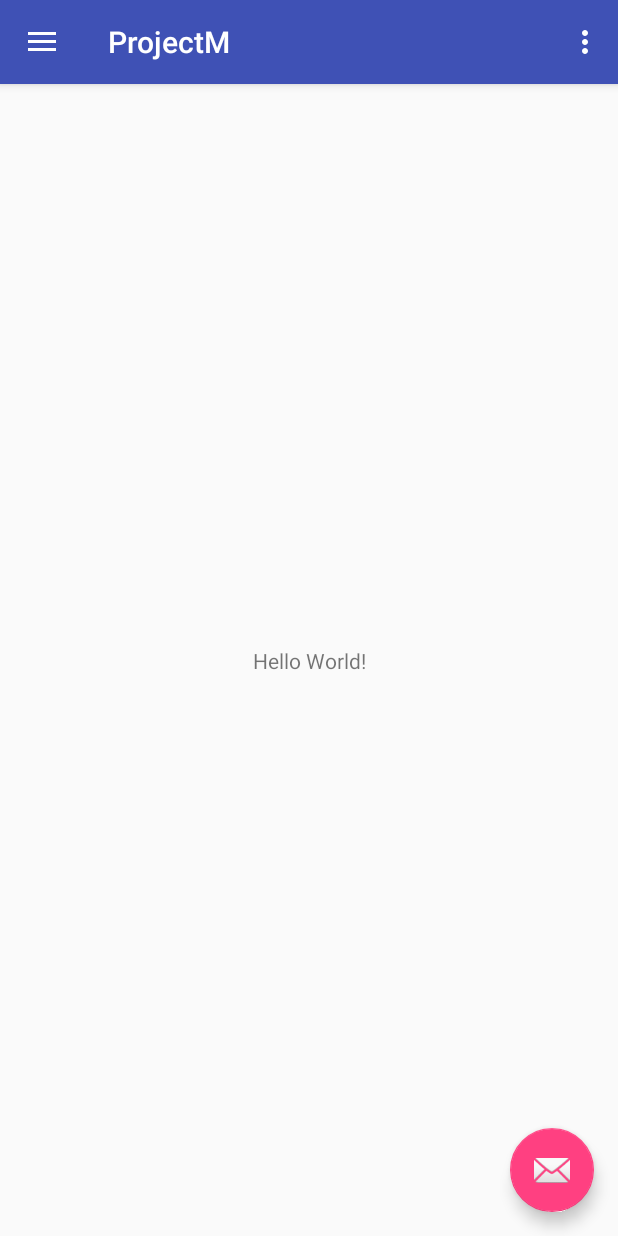
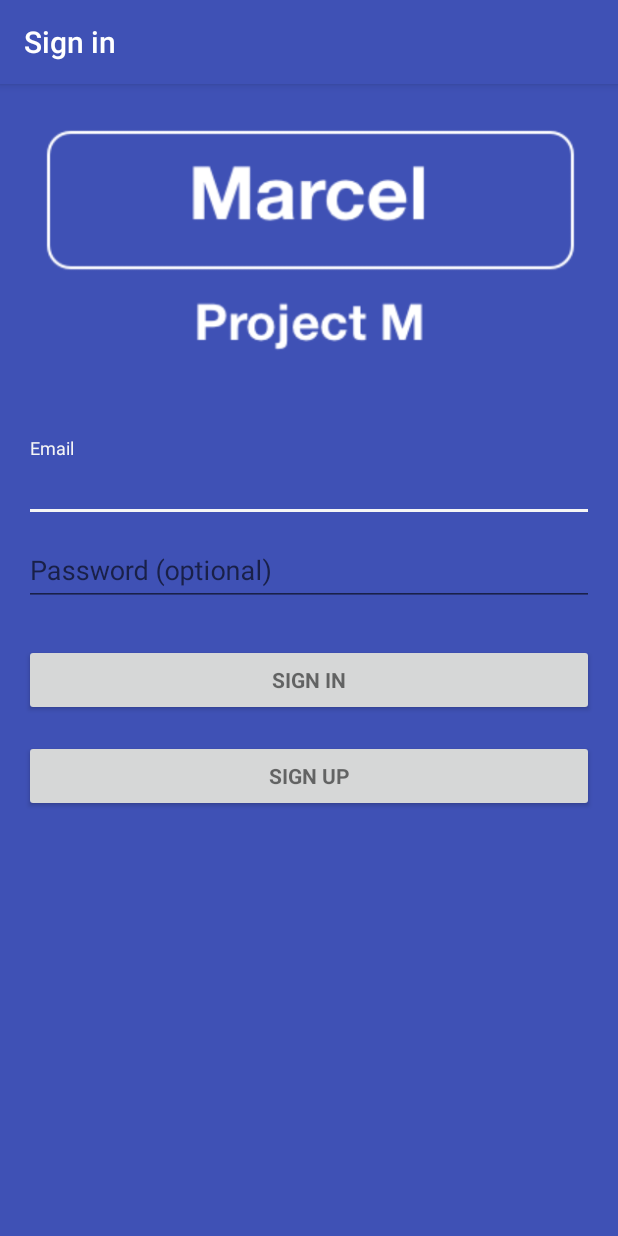
Before and after one commit to brolam/ProjectM, an Android app: the screen it shows after launch (MainActivity before the commit, SignInActivity after it), on a phone screen of 412 x 824 dp. Run offline under Robolectric (Android 15) with nearby library versions, the phone set to English and light mode, and no system bars; our stand-ins replace Firebase (no records; nobody signed in at launch, a user with empty details on screens opened directly).

Commit message:
feat: Created first version of the screens Sign In and Sign Up

```diff
--- a/app/src/main/java/br/com/brolam/projectm/MainActivity.java
+++ b/app/src/main/java/br/com/brolam/projectm/MainActivity.java
@@ -13,8 +13,14 @@ import android.support.v7.widget.Toolbar;
 import android.view.Menu;
 import android.view.MenuItem;
 
+import com.google.firebase.auth.FirebaseAuth;
+import com.google.firebase.auth.FirebaseUser;
+
 public class MainActivity extends AppCompatActivity
         implements NavigationView.OnNavigationItemSelectedListener {
+
+    private FirebaseAuth firebaseAuth;
+    private FirebaseUser firebaseUser;
 
     @Override
     protected void onCreate(Bundle savedInstanceState) {
@@ -22,6 +28,8 @@ public class MainActivity extends AppCompatActivity
         setContentView(R.layout.activity_main);
         Toolbar toolbar = (Toolbar) findViewById(R.id.toolbar);
         setSupportActionBar(toolbar);
+
+        this.firebaseAuth = FirebaseAuth.getInstance();
 
         FloatingActionButton fab = (FloatingActionButton) findViewById(R.id.fab);
         fab.setOnClickListener(new View.OnClickListener() {
@@ -40,6 +48,15 @@ public class MainActivity extends AppCompatActivity
 
         NavigationView navigationView = (NavigationView) findViewById(R.id.nav_view);
         navigationView.setNavigationItemSelectedListener(this);
+    }
+
+    @Override
+    protected void onStart() {
+        super.onStart();
+        this.firebaseUser = this.firebaseAuth.getCurrentUser();
+        if ( this.firebaseUser  == null){
+            SignInActivity.doLogin(this);
+        }
     }
 
     @Override
--- /dev/null
+++ b/app/src/main/res/layout/activity_sing_in.xml
@@ -0,0 +1,94 @@
+<LinearLayout xmlns:android="http://schemas.android.com/apk/res/android"
+    xmlns:app="http://schemas.android.com/apk/res-auto"
+    xmlns:tools="http://schemas.android.com/tools"
+    android:layout_width="match_parent"
+    android:layout_height="match_parent"
+    android:gravity="center_horizontal"
+    android:orientation="vertical"
+    android:background="@color/colorPrimary"
+    tools:context="br.com.brolam.projectm.SignInActivity">
+
+    <!-- Login progress -->
+    <ImageView
+        android:id="@+id/imageView2"
+        android:layout_width="match_parent"
+        android:layout_height="wrap_content"
+        app:srcCompat="@drawable/logo_text" />
+
+    <ProgressBar
+        android:id="@+id/login_progress"
+        style="?android:attr/progressBarStyleLarge"
+        android:layout_width="wrap_content"
+        android:layout_height="wrap_content"
+        android:layout_marginBottom="8dp"
+        android:visibility="gone" />
+
+    <ScrollView
+        android:id="@+id/login_form"
+        android:layout_width="match_parent"
+        android:layout_height="match_parent">
+
+        <LinearLayout
+            android:id="@+id/email_login_form"
+            android:layout_width="match_parent"
+            android:layout_height="wrap_content"
+            android:layout_marginTop="40dp"
+            android:layout_marginLeft="@dimen/activity_horizontal_margin"
+            android:layout_marginRight="@dimen/activity_horizontal_margin"
+            android:orientation="vertical">
+
+            <android.support.design.widget.TextInputLayout
+                android:layout_width="match_parent"
+                android:layout_height="wrap_content">
+
+                <EditText
+                    android:id="@+id/email"
+                    android:layout_width="match_parent"
+                    android:layout_height="wrap_content"
+                    android:hint="@string/prompt_email"
+                    android:inputType="textEmailAddress"
+                    android:maxLines="1"
+                    android:singleLine="true" />
+
+            </android.support.design.widget.TextInputLayout>
+
+            <android.support.design.widget.TextInputLayout
+                android:layout_width="match_parent"
+                android:layout_height="wrap_content">
+
+                <EditText
+                    android:id="@+id/password"
+                    android:layout_width="match_parent"
+                    android:layout_height="wrap_content"
+                    android:hint="@string/prompt_password"
+                    android:imeActionId="@+id/login"
+                    android:imeActionLabel="@string/action_sign_in_short"
+                    android:imeOptions="actionUnspecified"
+                    android:inputType="textPassword"
+                    android:maxLines="1"
+                    android:singleLine="true" />
+
+            </android.support.design.widget.TextInputLayout>
+
+            <Button
+                android:id="@+id/sign_in_button"
+                style="?android:textAppearanceSmall"
+                android:layout_width="match_parent"
+                android:layout_height="wrap_content"
+                android:layout_marginTop="25dp"
+                android:text="@string/action_sign_in"
+                android:textStyle="bold" />
+
+
+            <Button
+                android:id="@+id/sign_up_button"
+                style="?android:textAppearanceSmall"
+                android:layout_width="match_parent"
+                android:layout_height="wrap_content"
+                android:layout_marginTop="16dp"
+                android:text="@string/action_sign_up"
+                android:textStyle="bold" />
+
+        </LinearLayout>
+    </ScrollView>
+</LinearLayout>
--- a/app/src/main/res/values/colors.xml
+++ b/app/src/main/res/values/colors.xml
@@ -2,5 +2,5 @@
 <resources>
     <color name="colorPrimary">#3F51B5</color>
     <color name="colorPrimaryDark">#303F9F</color>
-    <color name="colorAccent">#FF4081</color>
+    <color name="colorAccent">#f5f5f5</color>
 </resources>
--- a/app/src/main/res/values/strings.xml
+++ b/app/src/main/res/values/strings.xml
@@ -5,4 +5,23 @@
     <string name="navigation_drawer_close">Close navigation drawer</string>
 
     <string name="action_settings">Settings</string>
+    <string name="title_activity_sing_in">Sign in</string>
+    <string name="title_activity_sing_up">Sign up</string>
+
+    <!-- Strings related to login -->
+    <string name="prompt_name">Name</string>
+    <string name="prompt_email">Email</string>
+    <string name="prompt_password">Password (optional)</string>
+    <string name="action_sign_in">Sign in</string>
+    <string name="action_sign_up">Sign up</string>
+    <string name="action_register">Register</string>
+    <string name="action_sign_in_short">Sign in</string>
+    <string name="error_invalid_name">This name is too short</string>
+    <string name="error_invalid_email">This email address is invalid</string>
+    <string name="error_invalid_password">This password is too short</string>
+    <string name="error_incorrect_email_or_password">This email ou password is incorrect</string>
+    <string name="error_field_required">This field is required</string>
+    <string name="permission_rationale">"Contacts permissions are needed for providing email
+        completions."
+    </string>
 </resources>
--- a/build.gradle
+++ b/build.gradle
@@ -6,9 +6,9 @@ buildscript {
     }
     dependencies {
         classpath 'com.android.tools.build:gradle:2.3.1'
-
         // NOTE: Do not place your application dependencies here; they belong
         // in the individual module build.gradle files
+        classpath 'com.google.gms:google-services:3.1.0'
     }
 }
 
```
Also changed, not shown: app/build.gradle (+9 -0 lines), app/src/main/AndroidManifest.xml (+11 -0 lines), app/src/main/java/br/com/brolam/projectm/SignInActivity.java (added, +212 -0 lines), app/src/main/java/br/com/brolam/projectm/SignUpActivity.java (added, +212 -0 lines), app/src/main/java/br/com/brolam/projectm/helpers/AuthHelper.java (added, +22 -0 lines), app/src/main/res/layout/activity_sing_up.xml (added, +94 -0 lines), app/src/main/res/drawable/logo_text.png (added), 1 other file.
